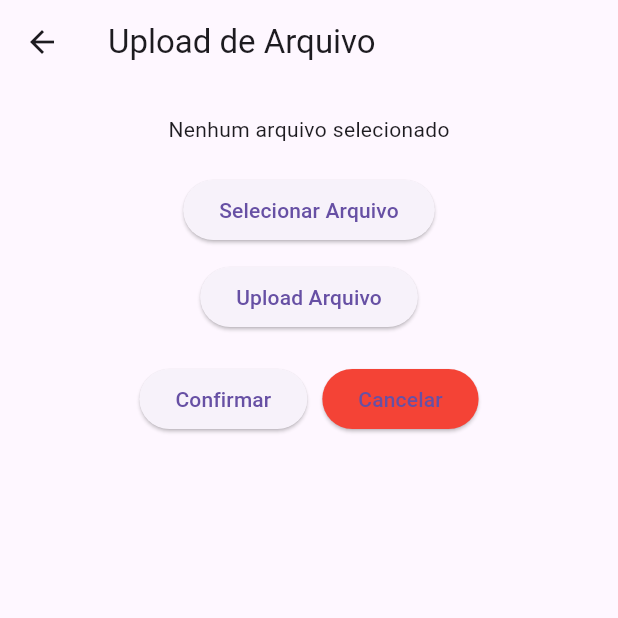
After one commit to leticiabaldin/Find_out, a Flutter app: the FileUploadScreen screen opened by its route, after a tap on "Upload Arquivo", on a phone screen of 412 x 824 dp, the top half of it. The commit adds this screen. Run offline on Flutter 3.47's test engine with Material 3 defaults, Android fonts, the phone set to English and light mode, and no system bars; our stand-ins replace auto_size_text, carousel_slider, cloud_firestore, file_picker, firebase_auth, firebase_core and 2 more; missing offline and left inert: country_state_city_picker; accounts and stored records are empty.

Commit message:
add select image page

```diff
--- a/lib/entities/occurrence.dart
+++ b/lib/entities/occurrence.dart
@@ -4,12 +4,14 @@ class Occurrence {
     this.description,
     this.id,
     this.place,
+      //this.imageCard
   );
 
   final String date;
   final String description;
   final String id;
   final String place;
+  //final String? imageCard;
 }
 
 enum Options { open, closed }
--- a/lib/main.dart
+++ b/lib/main.dart
@@ -12,14 +12,19 @@ import 'package:find_out_flutter/pages/success_page.dart';
 import 'package:find_out_flutter/pages/team_page.dart';
 import 'package:find_out_flutter/pages/travel_page.dart';
 import 'package:find_out_flutter/pages/welcome_page.dart';
+import 'package:find_out_flutter/pages/select_image_page.dart';
+
 import 'package:firebase_core/firebase_core.dart';
 import 'package:flutter/material.dart';
 import 'package:go_router/go_router.dart';
+import 'package:file_picker/file_picker.dart';
+
 
 import 'firebase_options.dart';
 
 Future<void> main() async {
   WidgetsFlutterBinding.ensureInitialized();
+  await FilePicker.platform;
   await Firebase.initializeApp(
     options: DefaultFirebaseOptions.currentPlatform,
   );
@@ -107,6 +112,12 @@ final GoRouter _router = GoRouter(
           },
         ),
         GoRoute(
+          path: 'selectImage',
+          builder: (BuildContext context, GoRouterState state) {
+            return FileUploadScreen();
+          },
+        ),
+        GoRoute(
           path: 'addExperience',
           builder: (BuildContext context, GoRouterState state) {
             // Captura o valor de 'countryName' passado na navegação
--- a/lib/pages/explore_page.dart
+++ b/lib/pages/explore_page.dart
@@ -41,7 +41,7 @@ class _ExplorerPageState extends State<ExplorerPage> {
             doc.data()['date'],
             doc.data()['description'],
             doc.id,
-            doc.data()['place']
+            doc.data()['place'],
           ),
         )
         .toList();
--- /dev/null
+++ b/lib/pages/select_image_page.dart
@@ -0,0 +1,108 @@
+import 'dart:io';
+import 'package:flutter/material.dart';
+import 'package:file_picker/file_picker.dart';
+import 'package:firebase_storage/firebase_storage.dart';
+
+class FileUploadScreen extends StatefulWidget {
+  @override
+  _FileUploadScreenState createState() => _FileUploadScreenState();
+}
+
+class _FileUploadScreenState extends State<FileUploadScreen> {
+  File? _selectedFile;
+
+  Future<void> _pickFile() async {
+    try {
+      final result = await FilePicker.platform.pickFiles(type: FileType.image);
+      if (result != null && result.files.single.path != null) {
+        setState(() {
+          _selectedFile = File(result.files.single.path!);
+        });
+      }
+    } catch (e) {
+      print("Erro ao selecionar o arquivo: $e");
+    }
+  }
+
+  Future<void> _uploadFile() async {
+    if (_selectedFile == null) return;
+
+    final storageRef = FirebaseStorage.instance
+        .ref()
+        .child('uploads/${DateTime.now().toIso8601String()}.png');
+
+    try {
+      await storageRef.putFile(_selectedFile!);
+      final fileUrl = await storageRef.getDownloadURL();
+      print("Upload bem-sucedido! URL do arquivo: $fileUrl");
+    } catch (e) {
+      print("Erro ao fazer upload: $e");
+    }
+  }
+
+  void _confirmSelection() {
+    if (_selectedFile != null) {
+      _uploadFile();
+      Navigator.of(context).pop(); // Retorna para a tela anterior após confirmar
+    }
+  }
+
+  @override
+  Widget build(BuildContext context) {
+    return Scaffold(
+      appBar: AppBar(
+        title: Text("Upload de Arquivo"),
+      ),
+      body: SingleChildScrollView(
+        child: Center(
+          child: Column(
+            mainAxisAlignment: MainAxisAlignment.center,
+            children: [
+              SizedBox(height: 20),
+              _selectedFile != null
+                  ? ConstrainedBox(
+                constraints: BoxConstraints(
+                  maxHeight: MediaQuery.of(context).size.height * 0.5,
+                ),
+                child: Image.file(_selectedFile!),
+              )
+                  : Text("Nenhum arquivo selecionado"),
+              SizedBox(height: 20),
+              ElevatedButton(
+                onPressed: _pickFile,
+                child: Text("Selecionar Arquivo"),
+              ),
+              SizedBox(height: 10),
+              ElevatedButton(
+                onPressed: _uploadFile,
+                child: Text("Upload Arquivo"),
+              ),
+              SizedBox(height: 20),
+              Row(
+                mainAxisAlignment: MainAxisAlignment.center,
+                children: [
+                  ElevatedButton(
+                    onPressed: _confirmSelection,
+                    child: const Text("Confirmar"),
+                  ),
+                  const SizedBox(width: 10),
+                  ElevatedButton(
+                    onPressed: () {
+                      setState(() {
+                        _selectedFile = null; // Volta à seleção
+                      });
+                    },
+                    child: const Text("Cancelar"),
+                    style: ElevatedButton.styleFrom(
+                      backgroundColor: Colors.red,
+                    ),
+                  ),
+                ],
+              ),
+            ],
+          ),
+        ),
+      ),
+    );
+  }
+}
--- a/pubspec.yaml
+++ b/pubspec.yaml
@@ -37,6 +37,9 @@ dependencies:
   firebase_core: ^2.14.0
   cloud_firestore: ^4.8.1
   country_state_city_picker: ^1.0.0
+  firebase_storage: ^11.6.0
+  file_picker: ^8.1.3
+  path_provider: ^2.0.11
 
   # The following adds the Cupertino Icons font to your application.
   # Use with the CupertinoIcons class for iOS style icons.
```
Also changed, not shown: lib/pages/add_experience_page.dart (+7 -7 lines), lib/widgets/card_travel.dart (+10 -20 lines), pubspec.lock, 4 other files.
